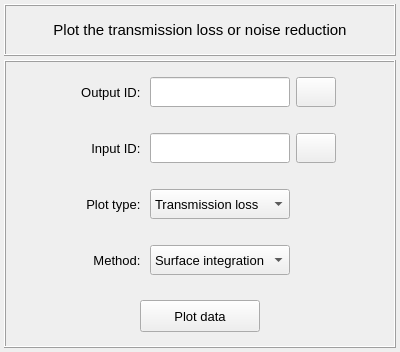
Old version of the form vibra/interface/data/ui_files/plots/acoustic/transmission_loss_inputs.ui in the repository MOPT-UFSC/VIBRA.
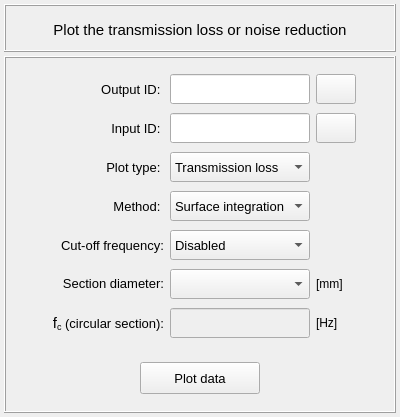
New version of the form. Icons and pictures are not drawn.

Commit message: Add the cut-off frequency lines to the TL plot

```diff
--- a/vibra/interface/data/ui_files/plots/acoustic/transmission_loss_inputs.ui
+++ b/vibra/interface/data/ui_files/plots/acoustic/transmission_loss_inputs.ui
@@ -7,7 +7,7 @@
     <x>0</x>
     <y>0</y>
     <width>400</width>
-    <height>352</height>
+    <height>417</height>
    </rect>
   </property>
   <property name="windowTitle">
@@ -34,6 +34,18 @@
    </property>
    <item row="0" column="0">
     <widget class="QFrame" name="frame">
+     <property name="minimumSize">
+      <size>
+       <width>0</width>
+       <height>48</height>
+      </size>
+     </property>
+     <property name="maximumSize">
+      <size>
+       <width>16777215</width>
+       <height>48</height>
+      </size>
+     </property>
      <property name="frameShape">
       <enum>QFrame::Box</enum>
      </property>
@@ -114,6 +126,78 @@
       <property name="spacing">
        <number>4</number>
       </property>
+      <item row="2" column="0">
+       <widget class="QFrame" name="frame_3">
+        <property name="minimumSize">
+         <size>
+          <width>0</width>
+          <height>52</height>
+         </size>
+        </property>
+        <property name="maximumSize">
+         <size>
+          <width>16777215</width>
+          <height>52</height>
+         </size>
+        </property>
+        <property name="frameShape">
+         <enum>QFrame::Shape::NoFrame</enum>
+        </property>
+        <property name="frameShadow">
+         <enum>QFrame::Shadow::Raised</enum>
+        </property>
+        <layout class="QGridLayout" name="gridLayout_47">
+         <property name="leftMargin">
+          <number>2</number>
+         </property>
+         <property name="topMargin">
+          <number>2</number>
+         </property>
+         <property name="rightMargin">
+          <number>2</number>
+         </property>
+         <property name="bottomMargin">
+          <number>2</number>
+         </property>
+         <property name="spacing">
+          <number>2</number>
+         </property>
+         <item row="1" column="0">
+          <widget class="QPushButton" name="pushButton_plot_data">
+           <property name="minimumSize">
+            <size>
+             <width>120</width>
+             <height>32</height>
+            </size>
+           </property>
+           <property name="maximumSize">
+            <size>
+             <width>120</width>
+             <height>32</height>
+            </size>
+           </property>
+           <property name="font">
+            <font>
+             <family>MS Shell Dlg 2</family>
+             <pointsize>10</pointsize>
+             <italic>false</italic>
+             <bold>false</bold>
+            </font>
+           </property>
+           <property name="styleSheet">
+            <string notr="true"/>
+           </property>
+           <property name="text">
+            <string>Plot data</string>
+           </property>
+           <property name="flat">
+            <bool>false</bool>
+           </property>
+          </widget>
+         </item>
+        </layout>
+       </widget>
+      </item>
       <item row="0" column="0">
        <widget class="QFrame" name="frame_4">
         <property name="minimumSize">
@@ -125,7 +209,7 @@
         <property name="maximumSize">
          <size>
           <width>16777215</width>
-          <height>52</height>
+          <height>280</height>
          </size>
         </property>
         <property name="frameShape">
@@ -139,7 +223,7 @@
           <number>2</number>
          </property>
          <property name="topMargin">
-          <number>2</number>
+          <number>8</number>
          </property>
          <property name="rightMargin">
           <number>2</number>
@@ -151,7 +235,7 @@
           <number>6</number>
          </property>
          <property name="verticalSpacing">
-          <number>2</number>
+          <number>8</number>
          </property>
          <item row="0" column="0">
           <spacer name="horizontalSpacer_3">
@@ -166,17 +250,94 @@
            </property>
           </spacer>
          </item>
+         <item row="4" column="1">
+          <widget class="QLabel" name="label_cutoff_frequency">
+           <property name="minimumSize">
+            <size>
+             <width>120</width>
+             <height>30</height>
+            </size>
+           </property>
+           <property name="maximumSize">
+            <size>
+             <width>140</width>
+             <height>30</height>
+            </size>
+           </property>
+           <property name="font">
+            <font>
+             <pointsize>10</pointsize>
+             <italic>false</italic>
+             <bold>false</bold>
+            </font>
+           </property>
+           <property name="text">
+            <string>Cut-off frequency:</string>
+           </property>
+           <property name="alignment">
+            <set>Qt::AlignmentFlag::AlignRight|Qt::AlignmentFlag::AlignTrailing|Qt::AlignmentFlag::AlignVCenter</set>
+           </property>
+          </widget>
+         </item>
+         <item row="6" column="1">
+          <widget class="QLabel" name="label_fc_line_edit">
+           <property name="minimumSize">
+            <size>
+             <width>120</width>
+             <height>30</height>
+            </size>
+           </property>
+           <property name="maximumSize">
+            <size>
+             <width>140</width>
+             <height>30</height>
+            </size>
+           </property>
+           <property name="font">
+            <font>
+             <pointsize>10</pointsize>
+             <italic>false</italic>
+             <bold>false</bold>
+            </font>
+           </property>
+           <property name="text">
+            <string>&lt;html&gt;&lt;head/&gt;&lt;body&gt;&lt;p&gt;&lt;span style=&quot; font-size:11pt;&quot;&gt;f&lt;/span&gt;&lt;span style=&quot; font-size:11pt; vertical-align:sub;&quot;&gt;c&lt;/span&gt; (circular section):&lt;/p&gt;&lt;/body&gt;&lt;/html&gt;</string>
+           </property>
+           <property name="alignment">
+            <set>Qt::AlignmentFlag::AlignRight|Qt::AlignmentFlag::AlignTrailing|Qt::AlignmentFlag::AlignVCenter</set>
+           </property>
+          </widget>
+         </item>
+         <item row="6" column="3">
+          <widget class="QLabel" name="label_unit_line_edit">
+           <property name="minimumSize">
+            <size>
+             <width>40</width>
+             <height>30</height>
+            </size>
+           </property>
+           <property name="maximumSize">
+            <size>
+             <width>40</width>
+             <height>30</height>
+            </size>
+           </property>
+           <property name="text">
+            <string>[Hz]</string>
+           </property>
+          </widget>
+         </item>
          <item row="0" column="1">
           <widget class="QLabel" name="label_10">
            <property name="minimumSize">
             <size>
-             <width>80</width>
+             <width>120</width>
              <height>30</height>
             </size>
            </property>
            <property name="maximumSize">
             <size>
-             <width>80</width>
+             <width>120</width>
              <height>30</height>
             </size>
            </property>
@@ -184,7 +345,6 @@
             <font>
              <family>MS Shell Dlg 2</family>
              <pointsize>10</pointsize>
-             <weight>50</weight>
              <italic>false</italic>
              <bold>false</bold>
             </font>
@@ -210,6 +370,69 @@
            </property>
           </spacer>
          </item>
+         <item row="3" column="1">
+          <widget class="QLabel" name="label_integration_method">
+           <property name="minimumSize">
+            <size>
+             <width>120</width>
+             <height>30</height>
+            </size>
+           </property>
+           <property name="maximumSize">
+            <size>
+             <width>120</width>
+             <height>30</height>
+            </size>
+           </property>
+           <property name="font">
+            <font>
+             <pointsize>10</pointsize>
+            </font>
+           </property>
+           <property name="text">
+            <string>Method: </string>
+           </property>
+           <property name="alignment">
+            <set>Qt::AlignmentFlag::AlignRight|Qt::AlignmentFlag::AlignTrailing|Qt::AlignmentFlag::AlignVCenter</set>
+           </property>
+          </widget>
+         </item>
+         <item row="6" column="2">
+          <widget class="QLineEdit" name="lineEdit_cutoff_frequency">
+           <property name="enabled">
+            <bool>false</bool>
+           </property>
+           <property name="minimumSize">
+            <size>
+             <width>140</width>
+             <height>30</height>
+            </size>
+           </property>
+           <property name="maximumSize">
+            <size>
+             <width>140</width>
+             <height>30</height>
+            </size>
+           </property>
+           <property name="font">
+            <font>
+             <pointsize>10</pointsize>
+            </font>
+           </property>
+           <property name="toolTip">
+            <string>&lt;html&gt;&lt;head/&gt;&lt;body&gt;&lt;p align=&quot;center&quot;&gt;f&lt;span style=&quot; vertical-align:sub;&quot;&gt;c&lt;/span&gt; = 1.8412 x C&lt;span style=&quot; vertical-align:sub;&quot;&gt;o &lt;/span&gt;/ (π * D&lt;span style=&quot; vertical-align:sub;&quot;&gt;in&lt;/span&gt;), &lt;/p&gt;&lt;p align=&quot;justify&quot;&gt;where C&lt;span style=&quot; vertical-align:sub;&quot;&gt;0&lt;/span&gt; is the fluid speed of sound in m/s, and D&lt;span style=&quot; vertical-align:sub;&quot;&gt;in&lt;/span&gt; is the pipe's internal diameter in m.&lt;/p&gt;&lt;/body&gt;&lt;/html&gt;</string>
+           </property>
+           <property name="layoutDirection">
+            <enum>Qt::LayoutDirection::LeftToRight</enum>
+           </property>
+           <property name="styleSheet">
+            <string notr="true"/>
+           </property>
+           <property name="alignment">
+            <set>Qt::AlignmentFlag::AlignCenter</set>
+           </property>
+          </widget>
+         </item>
          <item row="0" column="2">
           <widget class="QLineEdit" name="lineEdit_output_surface_id">
            <property name="minimumSize">
@@ -228,7 +451,6 @@
             <font>
              <family>Arial</family>
              <pointsize>10</pointsize>
-             <weight>50</weight>
              <italic>false</italic>
              <bold>false</bold>
             </font>
@@ -244,182 +466,7 @@
            </property>
           </widget>
          </item>
-         <item row="0" column="3">
-          <widget class="QPushButton" name="pushButton_export_data">
-           <property name="minimumSize">
-            <size>
-             <width>40</width>
-             <height>30</height>
-            </size>
-           </property>
-           <property name="maximumSize">
-            <size>
-             <width>40</width>
-             <height>30</height>
-            </size>
-           </property>
-           <property name="font">
-            <font>
-             <family>MS Shell Dlg 2</family>
-             <pointsize>11</pointsize>
-             <weight>75</weight>
-             <italic>false</italic>
-             <bold>true</bold>
-            </font>
-           </property>
-           <property name="toolTip">
-            <string>&lt;html&gt;&lt;head/&gt;&lt;body&gt;&lt;p&gt;&lt;span style=&quot; font-size:10pt; font-weight:400;&quot;&gt;Press to export the current transmission loss or noise reduction&lt;/span&gt;&lt;/p&gt;&lt;/body&gt;&lt;/html&gt;</string>
-           </property>
-           <property name="styleSheet">
-            <string notr="true"/>
-           </property>
-           <property name="text">
-            <string/>
-           </property>
-           <property name="icon">
-            <iconset resource="../../../icons/resources.qrc">
-             <normaloff>:/icons/save_as.png</normaloff>:/icons/save_as.png</iconset>
-           </property>
-           <property name="iconSize">
-            <size>
-             <width>20</width>
-             <height>20</height>
-            </size>
-           </property>
-           <property name="flat">
-            <bool>false</bool>
-           </property>
-          </widget>
-         </item>
-        </layout>
-       </widget>
-      </item>
-      <item row="5" column="0">
-       <widget class="QFrame" name="frame_3">
-        <property name="minimumSize">
-         <size>
-          <width>0</width>
-          <height>52</height>
-         </size>
-        </property>
-        <property name="maximumSize">
-         <size>
-          <width>16777215</width>
-          <height>52</height>
-         </size>
-        </property>
-        <property name="frameShape">
-         <enum>QFrame::NoFrame</enum>
-        </property>
-        <property name="frameShadow">
-         <enum>QFrame::Raised</enum>
-        </property>
-        <layout class="QGridLayout" name="gridLayout_47">
-         <property name="leftMargin">
-          <number>2</number>
-         </property>
-         <property name="topMargin">
-          <number>2</number>
-         </property>
-         <property name="rightMargin">
-          <number>2</number>
-         </property>
-         <property name="bottomMargin">
-          <number>2</number>
-         </property>
-         <property name="spacing">
-          <number>2</number>
-         </property>
-         <item row="0" column="0">
-          <widget class="QPushButton" name="pushButton_plot_data">
-           <property name="minimumSize">
-            <size>
-             <width>120</width>
-             <height>32</height>
-            </size>
-           </property>
-           <property name="maximumSize">
-            <size>
-             <width>120</width>
-             <height>32</height>
-            </size>
-           </property>
-           <property name="font">
-            <font>
-             <family>MS Shell Dlg 2</family>
-             <pointsize>10</pointsize>
-             <weight>50</weight>
-             <italic>false</italic>
-             <bold>false</bold>
-            </font>
-           </property>
-           <property name="styleSheet">
-            <string notr="true"/>
-           </property>
-           <property name="text">
-            <string>Plot data</string>
-           </property>
-           <property name="flat">
-            <bool>false</bool>
-           </property>
-          </widget>
-         </item>
-        </layout>
-       </widget>
-      </item>
-      <item row="3" column="0">
-       <widget class="QFrame" name="frame_5">
-        <property name="minimumSize">
-         <size>
-          <width>0</width>
-          <height>52</height>
-         </size>
-        </property>
-        <property name="maximumSize">
-         <size>
-          <width>16777215</width>
-          <height>52</height>
-         </size>
-        </property>
-        <property name="frameShape">
-         <enum>QFrame::NoFrame</enum>
-        </property>
-        <property name="frameShadow">
-         <enum>QFrame::Raised</enum>
-        </property>
-        <layout class="QGridLayout" name="gridLayout_6">
-         <property name="leftMargin">
-          <number>2</number>
-         </property>
-         <property name="topMargin">
-          <number>2</number>
-         </property>
-         <property name="rightMargin">
-          <number>2</number>
-         </property>
-         <property name="bottomMargin">
-          <number>2</number>
-         </property>
-         <property name="horizontalSpacing">
-          <number>6</number>
-         </property>
-         <property name="verticalSpacing">
-          <number>2</number>
-         </property>
-         <item row="1" column="4">
-          <spacer name="horizontalSpacer_5">
-           <property name="orientation">
-            <enum>Qt::Horizontal</enum>
-           </property>
-           <property name="sizeHint" stdset="0">
-            <size>
-             <width>40</width>
-             <height>20</height>
-            </size>
-           </property>
-          </spacer>
-         </item>
-         <item row="1" column="2">
+         <item row="2" column="2">
           <widget class="QComboBox" name="comboBox_processing_selector">
            <property name="minimumSize">
             <size>
@@ -436,7 +483,6 @@
            <property name="font">
             <font>
              <pointsize>10</pointsize>
-             <weight>50</weight>
              <italic>false</italic>
              <bold>false</bold>
             </font>
@@ -459,17 +505,50 @@
            </item>
           </widget>
          </item>
-         <item row="1" column="1">
+         <item row="1" column="2">
+          <widget class="QLineEdit" name="lineEdit_input_surface_id">
+           <property name="minimumSize">
+            <size>
+             <width>140</width>
+             <height>30</height>
+            </size>
+           </property>
+           <property name="maximumSize">
+            <size>
+             <width>140</width>
+             <height>30</height>
+            </size>
+           </property>
+           <property name="font">
+            <font>
+             <family>Arial</family>
+             <pointsize>10</pointsize>
+             <italic>false</italic>
+             <bold>false</bold>
+            </font>
+           </property>
+           <property name="styleSheet">
+            <string notr="true"/>
+           </property>
+           <property name="text">
+            <string/>
+           </property>
+           <property name="alignment">
+            <set>Qt::AlignmentFlag::AlignCenter</set>
+           </property>
+          </widget>
+         </item>
+         <item row="2" column="1">
           <widget class="QLabel" name="label_2">
            <property name="minimumSize">
             <size>
-             <width>80</width>
+             <width>120</width>
              <height>30</height>
             </size>
            </property>
            <property name="maximumSize">
             <size>
-             <width>80</width>
+             <width>120</width>
              <height>30</height>
             </size>
            </property>
@@ -486,21 +565,8 @@
            </property>
           </widget>
          </item>
-         <item row="1" column="0">
-          <spacer name="horizontalSpacer_6">
-           <property name="orientation">
-            <enum>Qt::Horizontal</enum>
-           </property>
-           <property name="sizeHint" stdset="0">
-            <size>
-             <width>40</width>
-             <height>20</height>
-            </size>
-           </property>
-          </spacer>
-         </item>
-         <item row="1" column="3">
-          <widget class="QFrame" name="frame_7">
+         <item row="0" column="3">
+          <widget class="QPushButton" name="pushButton_export_data">
            <property name="minimumSize">
             <size>
              <width>40</width>
@@ -510,80 +576,15 @@
            <property name="maximumSize">
             <size>
              <width>40</width>
-             <height>30</height>
-            </size>
-           </property>
-           <property name="frameShape">
-            <enum>QFrame::NoFrame</enum>
-           </property>
-           <property name="frameShadow">
-            <enum>QFrame::Raised</enum>
-           </property>
-          </widget>
-         </item>
-        </layout>
-       </widget>
-      </item>
-      <item row="1" column="0">
-       <widget class="QFrame" name="frame_8">
-        <property name="minimumSize">
-         <size>
-          <width>0</width>
-          <height>52</height>
-         </size>
-        </property>
-        <property name="maximumSize">
-         <size>
-          <width>16777215</width>
-          <height>52</height>
-         </size>
-        </property>
-        <property name="frameShape">
-         <enum>QFrame::NoFrame</enum>
-        </property>
-        <property name="frameShadow">
-         <enum>QFrame::Raised</enum>
-        </property>
-        <layout class="QGridLayout" name="gridLayout_15">
-         <property name="leftMargin">
-          <number>2</number>
-         </property>
-         <property name="topMargin">
-          <number>2</number>
-         </property>
-         <property name="rightMargin">
-          <number>2</number>
-         </property>
-         <property name="bottomMargin">
-          <number>2</number>
-         </property>
-         <property name="horizontalSpacing">
-          <number>6</number>
-         </property>
-         <property name="verticalSpacing">
-          <number>2</number>
-         </property>
-         <item row="0" column="2">
-          <widget class="QLineEdit" name="lineEdit_input_surface_id">
-           <property name="minimumSize">
-            <size>
-             <width>140</width>
-             <height>30</height>
-            </size>
-           </property>
-           <property name="maximumSize">
-            <size>
-             <width>140</width>
              <height>30</height>
             </size>
            </property>
            <property name="font">
             <font>
-             <family>Arial</family>
-             <pointsize>10</pointsize>
-             <weight>50</weight>
+             <family>MS Shell Dlg 2</family>
+             <pointsize>11</pointsize>
              <italic>false</italic>
-             <bold>false</bold>
+             <bold>true</bold>
             </font>
            </property>
            <property name="styleSheet">
@@ -592,69 +593,22 @@
            <property name="text">
             <string/>
            </property>
-           <property name="alignment">
-            <set>Qt::AlignCenter</set>
+           <property name="icon">
+            <iconset resource="../../../icons/resources.qrc">
+             <normaloff>:/icons/save_as.png</normaloff>:/icons/save_as.png</iconset>
            </property>
-          </widget>
-         </item>
-         <item row="0" column="1">
-          <widget class="QLabel" name="label_15">
-           <property name="minimumSize">
+           <property name="iconSize">
             <size>
-             <width>80</width>
-             <height>30</height>
+             <width>20</width>
+             <height>20</height>
             </size>
            </property>
-           <property name="maximumSize">
-            <size>
-             <width>80</width>
-             <height>30</height>
-            </size>
+           <property name="flat">
+            <bool>false</bool>
            </property>
-           <property name="font">
-            <font>
-             <family>MS Shell Dlg 2</family>
-             <pointsize>10</pointsize>
-             <weight>50</weight>
-             <italic>false</italic>
-             <bold>false</bold>
-            </font>
-           </property>
-           <property name="text">
-            <string>Input ID: </string>
-           </property>
-           <property name="alignment">
-            <set>Qt::AlignRight|Qt::AlignTrailing|Qt::AlignVCenter</set>
-           </property>
           </widget>
          </item>
-         <item row="0" column="4">
-          <spacer name="horizontalSpacer">
-           <property name="orientation">
-            <enum>Qt::Horizontal</enum>
-           </property>
-           <property name="sizeHint" stdset="0">
-            <size>
-             <width>40</width>
-             <height>20</height>
-            </size>
-           </property>
-          </spacer>
-         </item>
-         <item row="0" column="0">
-          <spacer name="horizontalSpacer_2">
-           <property name="orientation">
-            <enum>Qt::Horizontal</enum>
-           </property>
-           <property name="sizeHint" stdset="0">
-            <size>
-             <width>40</width>
-             <height>20</height>
-            </size>
-           </property>
-          </spacer>
-         </item>
-         <item row="0" column="3">
+         <item row="1" column="3">
           <widget class="QPushButton" name="pushButton_flip_selection">
            <property name="minimumSize">
             <size>
@@ -672,7 +626,6 @@
             <font>
              <family>MS Shell Dlg 2</family>
              <pointsize>11</pointsize>
-             <weight>75</weight>
              <italic>false</italic>
              <bold>true</bold>
             </font>
@@ -701,49 +654,43 @@
            </property>
           </widget>
          </item>
-        </layout>
-       </widget>
-      </item>
-      <item row="4" column="0">
-       <widget class="QFrame" name="frame_6">
-        <property name="minimumSize">
-         <size>
-          <width>0</width>
-          <height>52</height>
-         </size>
-        </property>
-        <property name="maximumSize">
-         <size>
-          <width>16777215</width>
-          <height>52</height>
-         </size>
-        </property>
-        <property name="frameShape">
-         <enum>QFrame::NoFrame</enum>
-        </property>
-        <property name="frameShadow">
-         <enum>QFrame::Raised</enum>
-        </property>
-        <layout class="QGridLayout" name="gridLayout_9">
-         <property name="leftMargin">
-          <number>2</number>
-         </property>
-         <property name="topMargin">
-          <number>2</number>
-         </property>
-         <property name="rightMargin">
-          <number>2</number>
-         </property>
-         <property name="bottomMargin">
-          <number>2</number>
-         </property>
-         <property name="horizontalSpacing">
-          <number>6</number>
-         </property>
-         <property name="verticalSpacing">
-          <number>2</number>
-         </property>
-         <item row="1" column="2">
+         <item row="4" column="2">
+          <widget class="QComboBox" name="comboBox_cutoff_frequency_options">
+           <property name="minimumSize">
+            <size>
+             <width>140</width>
+             <height>30</height>
+            </size>
+           </property>
+           <property name="maximumSize">
+            <size>
+             <width>140</width>
+             <height>30</height>
+            </size>
+           </property>
+           <property name="font">
+            <font>
+             <pointsize>10</pointsize>
+            </font>
+           </property>
+           <item>
+            <property name="text">
+             <string>Disabled</string>
+            </property>
+           </item>
+           <item>
+            <property name="text">
+             <string>User-defined</string>
+            </property>
+           </item>
+           <item>
+            <property name="text">
+             <string>Automatic</string>
+            </property>
+           </item>
+          </widget>
+         </item>
+         <item row="3" column="2">
           <widget class="QComboBox" name="comboBox_integration_method">
            <property name="minimumSize">
             <size>
@@ -760,7 +707,6 @@
            <property name="font">
             <font>
              <pointsize>10</pointsize>
-             <weight>50</weight>
              <italic>false</italic>
              <bold>false</bold>
             </font>
@@ -783,63 +729,90 @@
            </item>
           </widget>
          </item>
-         <item row="1" column="4">
-          <spacer name="horizontalSpacer_11">
-           <property name="orientation">
-            <enum>Qt::Horizontal</enum>
-           </property>
-           <property name="sizeHint" stdset="0">
-            <size>
-             <width>40</width>
-             <height>20</height>
-            </size>
-           </property>
-          </spacer>
-         </item>
-         <item row="1" column="0">
-          <spacer name="horizontalSpacer_12">
-           <property name="orientation">
-            <enum>Qt::Horizontal</enum>
-           </property>
-           <property name="sizeHint" stdset="0">
-            <size>
-             <width>40</width>
-             <height>20</height>
-            </size>
-           </property>
-          </spacer>
-         </item>
          <item row="1" column="1">
-          <widget class="QLabel" name="label_integration_method">
+          <widget class="QLabel" name="label_15">
            <property name="minimumSize">
             <size>
-             <width>80</width>
+             <width>120</width>
              <height>30</height>
             </size>
            </property>
            <property name="maximumSize">
             <size>
-             <width>80</width>
+             <width>120</width>
              <height>30</height>
             </size>
            </property>
            <property name="font">
             <font>
+             <family>MS Shell Dlg 2</family>
              <pointsize>10</pointsize>
+             <italic>false</italic>
+             <bold>false</bold>
             </font>
            </property>
            <property name="text">
-            <string>Method: </string>
+            <string>Input ID: </string>
            </property>
            <property name="alignment">
             <set>Qt::AlignRight|Qt::AlignTrailing|Qt::AlignVCenter</set>
            </property>
           </widget>
          </item>
-         <item row="1" column="3">
-          <widget class="QFrame" name="frame_9">
+         <item row="5" column="1">
+          <widget class="QLabel" name="label_fc_combo_box">
            <property name="minimumSize">
             <size>
+             <width>120</width>
+             <height>30</height>
+            </size>
+           </property>
+           <property name="maximumSize">
+            <size>
+             <width>140</width>
+             <height>30</height>
+            </size>
+           </property>
+           <property name="font">
+            <font>
+             <pointsize>10</pointsize>
+             <italic>false</italic>
+             <bold>false</bold>
+            </font>
+           </property>
+           <property name="text">
+            <string>&lt;html&gt;&lt;head/&gt;&lt;body&gt;&lt;p&gt;Section diameter:&lt;/p&gt;&lt;/body&gt;&lt;/html&gt;</string>
+           </property>
+           <property name="alignment">
+            <set>Qt::AlignmentFlag::AlignRight|Qt::AlignmentFlag::AlignTrailing|Qt::AlignmentFlag::AlignVCenter</set>
+           </property>
+          </widget>
+         </item>
+         <item row="5" column="2">
+          <widget class="QComboBox" name="comboBox_cutoff_frequency">
+           <property name="minimumSize">
+            <size>
+             <width>140</width>
+             <height>30</height>
+            </size>
+           </property>
+           <property name="maximumSize">
+            <size>
+             <width>140</width>
+             <height>30</height>
+            </size>
+           </property>
+           <property name="font">
+            <font>
+             <pointsize>10</pointsize>
+            </font>
+           </property>
+          </widget>
+         </item>
+         <item row="5" column="3">
+          <widget class="QLabel" name="label_unit_combo_box">
+           <property name="minimumSize">
+            <size>
              <width>40</width>
              <height>30</height>
             </size>
@@ -850,11 +823,8 @@
              <height>30</height>
             </size>
            </property>
-           <property name="frameShape">
-            <enum>QFrame::NoFrame</enum>
-           </property>
-           <property name="frameShadow">
-            <enum>QFrame::Raised</enum>
+           <property name="text">
+            <string>[mm]</string>
            </property>
           </widget>
          </item>
```
Left out of the diff: 32 changed lines with no effect on the pictures. The commit also changes 4 other files.
